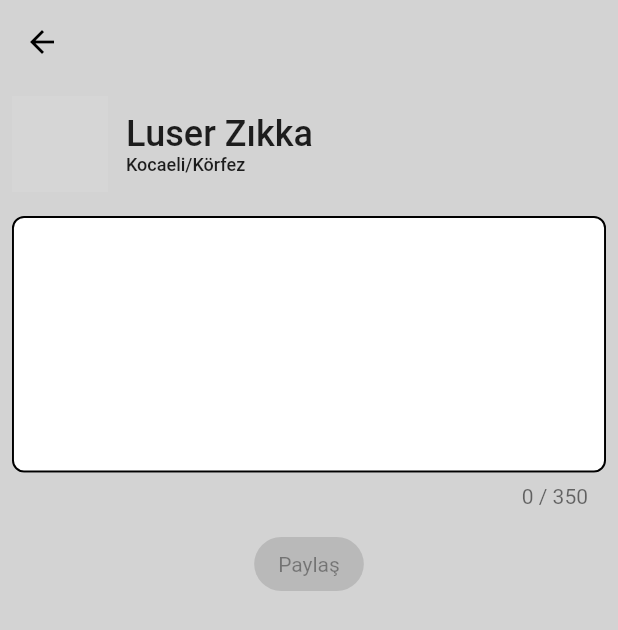
After one commit to ResulAkkiz/citylover, a Flutter app: the AddSharingPage screen opened directly, on a phone screen of 412 x 824 dp. The commit adds this screen. Shown: the top 630 px of the screen. Run offline on Flutter 3.47's test engine with Material 2 defaults, Android fonts, the phone set to English and light mode, and no system bars; our stand-ins replace image_picker; network calls fail; grey boxes are pictures that could not be loaded.

```diff
--- /dev/null
+++ b/lib/pages/addsharing/add_sharing_page.dart
@@ -0,0 +1,98 @@
+import 'package:citylover/app_contants/app_extensions.dart';
+import 'package:flutter/material.dart';
+
+class AddSharingPage extends StatefulWidget {
+  const AddSharingPage({super.key});
+
+  @override
+  State<AddSharingPage> createState() => _AddSharingPageState();
+}
+
+class _AddSharingPageState extends State<AddSharingPage> {
+  TextEditingController sharingController = TextEditingController();
+  @override
+  Widget build(BuildContext context) {
+    return Scaffold(
+      appBar: AppBar(
+        backgroundColor: Colors.transparent,
+        elevation: 0,
+      ),
+      body: SingleChildScrollView(
+        padding: const EdgeInsets.all(8.0),
+        child: Column(
+          children: [
+            Row(
+              mainAxisAlignment: MainAxisAlignment.start,
+              children: [
+                const CircleAvatar(
+                  radius: 32,
+                  backgroundImage: NetworkImage(
+                      'https://randomuser.me/api/portraits/men/75.jpg'),
+                ),
+                const SizedBox(
+                  width: 12,
+                ),
+                Column(
+                  crossAxisAlignment: CrossAxisAlignment.start,
+                  children: const [
+                    Text(
+                      'Luser Zıkka',
+                      style:
+                          TextStyle(fontSize: 24, fontWeight: FontWeight.w500),
+                    ),
+                    Text(
+                      'Kocaeli/Körfez', //'$country / $province',
+                      style:
+                          TextStyle(fontSize: 12, fontWeight: FontWeight.w500),
+                    ),
+                  ],
+                )
+              ],
+            ),
+            SizedBox(
+              height: 24 * 8,
+              child: TextFormField(
+                onChanged: (value) {
+                  setState(() {});
+                },
+                decoration: const InputDecoration(
+                    fillColor: Colors.white, filled: true),
+                buildCounter: (context,
+                    {required currentLength, required isFocused, maxLength}) {
+                  return Builder(builder: (context) {
+                    Color color;
+                    if (maxLength! - currentLength < 20 &&
+                        maxLength - currentLength != 0) {
+                      color = Colors.yellow.shade200;
+                    } else if (maxLength - currentLength == 0) {
+                      color = Colors.red;
+                    } else {
+                      color = Colors.black54;
+                    }
+                    return Text(
+                      '$currentLength / $maxLength',
+                      style: TextStyle(color: color),
+                    );
+                  });
+                },
+                controller: sharingController,
+                maxLines: 8,
+                maxLength: 350,
+              ),
+            ),
+            ElevatedButton(
+              onPressed: sharingController.text.trim() != '' ? () {} : null,
+              style: ElevatedButton.styleFrom(
+                  backgroundColor: Colors.white, shape: const StadiumBorder()),
+              child: const Text('Paylaş'),
+            )
+          ],
+        ).separated(
+          const SizedBox(
+            height: 16,
+          ),
+        ),
+      ),
+    );
+  }
+}
```
Also changed, not shown: lib/pages/firstpage/first_page.dart (+4 -8 lines), lib/pages/homepage/home_page.dart (+12 -22 lines), lib/pages/sharingdetail/detail_sharing_page.dart (added, +176 -0 lines).
